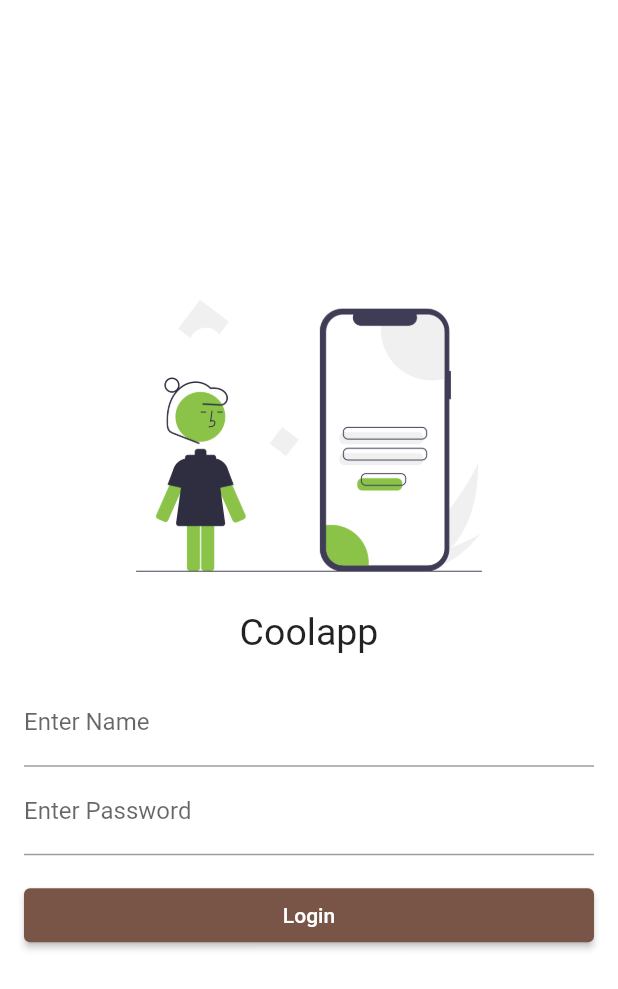
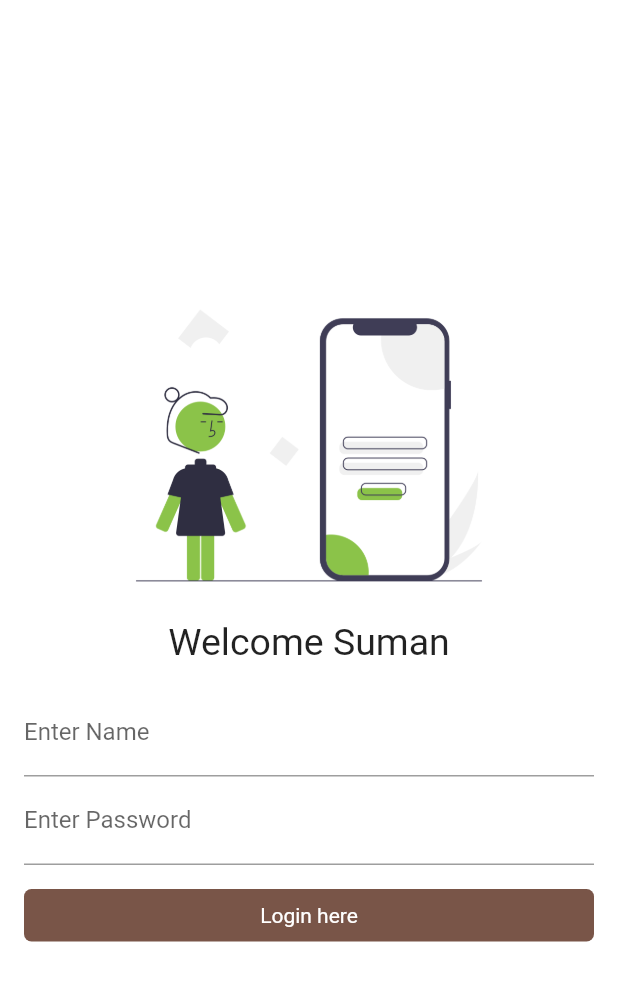
Before and after one commit to sumanbiswas7/learn-flutter, a Flutter app: the screen it shows after launch, on a phone screen of 412 x 824 dp. Shown: the top 989 px of the screen. Run offline on Flutter 3.47's test engine with Material 2 defaults, Android fonts, the phone set to English and light mode, and no system bars; our stand-ins replace google_fonts; Roboto replaces fonts that are missing (Acme).

Commit message:
chapter 4: animated login button

```diff
--- /dev/null
+++ b/lib/components/app_buttons.dart
@@ -0,0 +1,53 @@
+import 'package:coolapp/routes/app_routes.dart';
+import 'package:flutter/material.dart';
+
+class LoginButton extends StatefulWidget {
+  const LoginButton({super.key});
+
+  @override
+  State<LoginButton> createState() => _LoginButtonState();
+}
+
+class _LoginButtonState extends State<LoginButton> {
+  bool isTapped = false;
+
+  @override
+  Widget build(BuildContext context) {
+    final screenWidth = MediaQuery.of(context).size.width;
+
+    handleButtonTap() async {
+      setState(() {
+        isTapped = !isTapped;
+      });
+      await Future.delayed(const Duration(seconds: 1));
+      // ignore: use_build_context_synchronously
+      Navigator.pushNamed(context, AppRoutes.homeRoute);
+    }
+
+    return InkWell(
+      splashColor: Colors.lime,
+      onTap: () => handleButtonTap(),
+      child: Ink(
+        decoration: BoxDecoration(
+          color: Colors.brown,
+          borderRadius: BorderRadius.circular(isTapped ? 35 : 5),
+        ),
+        child: AnimatedContainer(
+          width: isTapped ? 35 : screenWidth,
+          height: 35,
+          duration: const Duration(seconds: 1),
+          alignment: Alignment.center,
+          child: isTapped
+              ? const Icon(
+                  Icons.done,
+                  color: Colors.white,
+                )
+              : const Text(
+                  "Login here",
+                  style: TextStyle(color: Colors.white),
+                ),
+        ),
+      ),
+    );
+  }
+}
--- a/lib/screens/login_screen.dart
+++ b/lib/screens/login_screen.dart
@@ -1,8 +1,16 @@
+import 'package:coolapp/components/app_buttons.dart';
 import 'package:coolapp/routes/app_routes.dart';
 import 'package:flutter/material.dart';
 
-class LoginScreen extends StatelessWidget {
+class LoginScreen extends StatefulWidget {
   const LoginScreen({super.key});
+
+  @override
+  State<LoginScreen> createState() => _LoginScreenState();
+}
+
+class _LoginScreenState extends State<LoginScreen> {
+  String nameState = "Suman";
 
   @override
   Widget build(BuildContext context) {
@@ -14,10 +22,12 @@ class LoginScreen extends StatelessWidget {
     void handleLogin(BuildContext context) {
       final name = nameController.text;
       final password = passwordController.text;
+      setState(() {
+        nameState = name;
+      });
 
-      if (name == "suman" && password == "123456") {
-        Navigator.pushNamed(context, AppRoutes.homeRoute);
-      }
+      // if (name == "suman" && password == "123456") {}
+      Navigator.pushNamed(context, AppRoutes.homeRoute);
     }
 
     return Material(
@@ -28,9 +38,9 @@ class LoginScreen extends StatelessWidget {
           fit: BoxFit.cover,
           width: screenWidth * 0.75,
         ),
-        const Text(
-          "Coolapp",
-          style: TextStyle(
+        Text(
+          "Welcome $nameState",
+          style: const TextStyle(
             fontSize: 25,
           ),
         ),
@@ -56,15 +66,7 @@ class LoginScreen extends StatelessWidget {
               const SizedBox(
                 height: 16.0,
               ),
-              ElevatedButton(
-                onPressed: () {
-                  handleLogin(context);
-                },
-                style: ButtonStyle(
-                    fixedSize:
-                        MaterialStateProperty.all(Size(screenWidth, 32.0))),
-                child: const Text("Login"),
-              )
+              const LoginButton()
             ],
           ),
         ),
```
